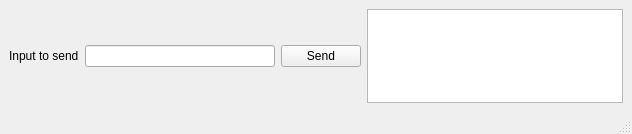
alexanderrll/boost, file boost_asio/asio_server/mainwindowserver.ui: the form before one commit.
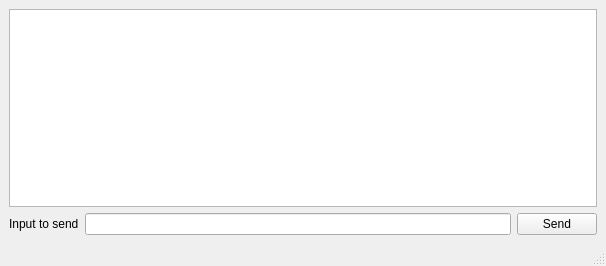
The form after the commit.

```diff
--- a/boost_asio/asio_server/mainwindowserver.ui
+++ b/boost_asio/asio_server/mainwindowserver.ui
@@ -6,15 +6,20 @@
    <rect>
     <x>0</x>
     <y>0</y>
-    <width>632</width>
-    <height>134</height>
+    <width>606</width>
+    <height>266</height>
    </rect>
   </property>
   <property name="windowTitle">
    <string>MainWindowServer</string>
   </property>
   <widget class="QWidget" name="centralwidget">
-   <layout class="QHBoxLayout" name="horizontalLayout">
+   <layout class="QVBoxLayout" name="verticalLayout">
+    <item>
+     <widget class="QTextEdit" name="te_Log"/>
+    </item>
+    <item>
+     <layout class="QHBoxLayout" name="horizontalLayout_2">
     <item>
      <widget class="QLabel" name="label">
       <property name="text">
@@ -32,8 +37,7 @@
       </property>
      </widget>
     </item>
-    <item>
-     <widget class="QTextEdit" name="te_Log"/>
+     </layout>
     </item>
    </layout>
   </widget>
```
Left out of the diff: 2 changed lines with no effect on the pictures. Lines whose indentation alone changed are shown as unchanged.
